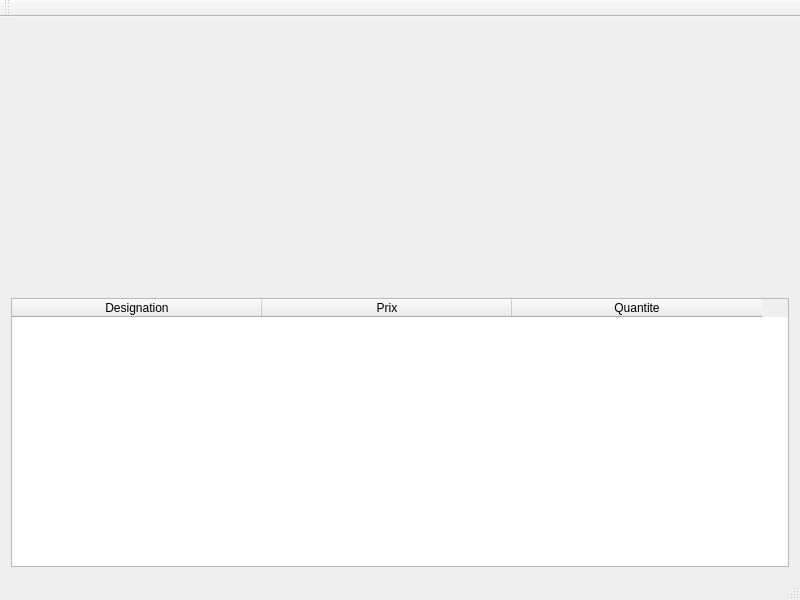
Above: mainwindow.ui from Yt-trium/HgPOS_OLD before the change. Below: the same form after it.
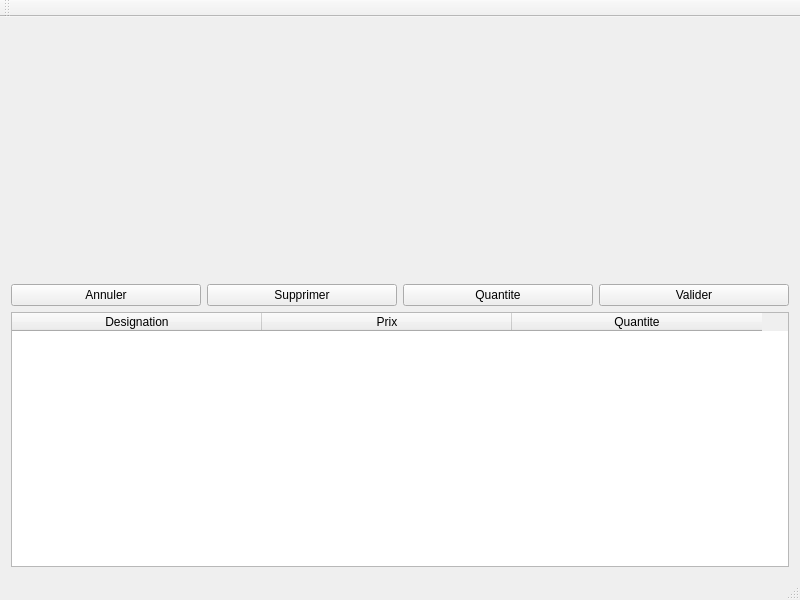
That is the form after the change.

Commit message: Vente Simple : DONE

```diff
--- a/mainwindow.ui
+++ b/mainwindow.ui
@@ -15,28 +15,6 @@
   </property>
   <widget class="QWidget" name="centralWidget">
    <layout class="QGridLayout" name="gridLayout">
-    <item row="2" column="0">
-     <widget class="QTableWidget" name="tableWidgetVente">
-      <attribute name="horizontalHeaderDefaultSectionSize">
-       <number>250</number>
-      </attribute>
-      <column>
-       <property name="text">
-        <string>Designation</string>
-       </property>
-      </column>
-      <column>
-       <property name="text">
-        <string>Prix</string>
-       </property>
-      </column>
-      <column>
-       <property name="text">
-        <string>Quantite</string>
-       </property>
-      </column>
-     </widget>
-    </item>
     <item row="1" column="0">
      <spacer name="verticalSpacer">
       <property name="orientation">
@@ -53,6 +31,60 @@
     <item row="0" column="0">
      <layout class="QGridLayout" name="gridBtnVente"/>
     </item>
+    <item row="4" column="0">
+     <widget class="QTableWidget" name="tableWidgetVente">
+      <attribute name="horizontalHeaderDefaultSectionSize">
+       <number>250</number>
+      </attribute>
+      <column>
+       <property name="text">
+        <string>Designation</string>
+       </property>
+      </column>
+      <column>
+       <property name="text">
+        <string>Prix</string>
+       </property>
+      </column>
+      <column>
+       <property name="text">
+        <string>Quantite</string>
+       </property>
+      </column>
+     </widget>
+    </item>
+    <item row="3" column="0">
+     <layout class="QHBoxLayout" name="horizontalLayoutBtnAcctionVente">
+      <item>
+       <widget class="QPushButton" name="pushButtonAnnuler">
+        <property name="text">
+         <string>Annuler</string>
+        </property>
+       </widget>
+      </item>
+      <item>
+       <widget class="QPushButton" name="pushButtonSupprimer">
+        <property name="text">
+         <string>Supprimer</string>
+        </property>
+       </widget>
+      </item>
+      <item>
+       <widget class="QPushButton" name="pushButtonQuantite">
+        <property name="text">
+         <string>Quantite</string>
+        </property>
+       </widget>
+      </item>
+      <item>
+       <widget class="QPushButton" name="pushButtonValider">
+        <property name="text">
+         <string>Valider</string>
+        </property>
+       </widget>
+      </item>
+     </layout>
+    </item>
    </layout>
   </widget>
   <widget class="QMenuBar" name="menuBar">
```
The commit also changes 7 other files.
